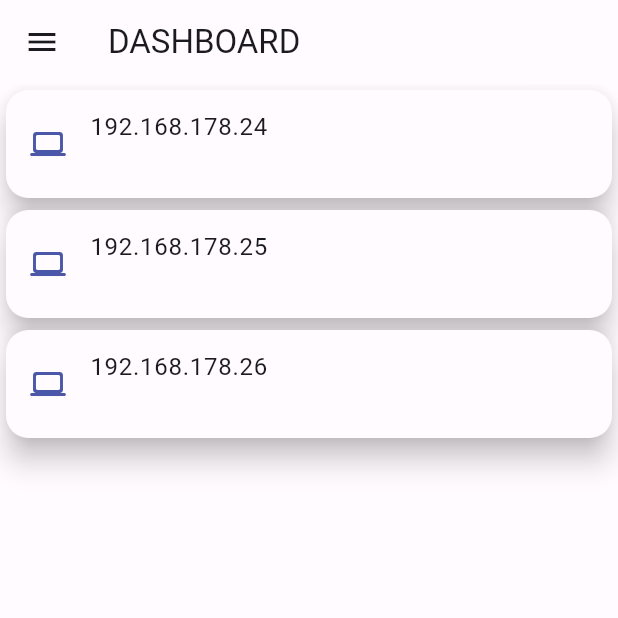
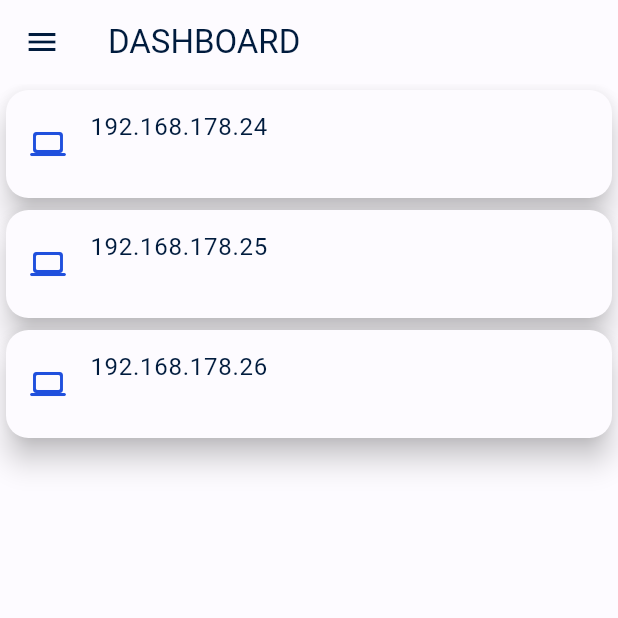
Before and after one commit to chefdog/cfg-admin, a Flutter app: the screen it shows after launch, on a phone screen of 412 x 824 dp, the top half of it. Run offline on Flutter 3.47's test engine with Material 2 defaults, Android fonts, the light colour scheme and no system bars; our stand-ins replace get_it, sqflite, sqflite_common_ffi, stacked; accounts and stored records are empty.

Commit message:
new design

```diff
--- a/flutter_pi_app/lib/themes/dark_color_scheme.dart
+++ b/flutter_pi_app/lib/themes/dark_color_scheme.dart
@@ -2,34 +2,34 @@ import 'package:flutter/material.dart';
 
 const darkColorScheme = ColorScheme(
   brightness: Brightness.dark,
-  primary: Color(0xFFBBC3FF),
-  onPrimary: Color(0xFF192778),
-  primaryContainer: Color(0xFF323F90),
-  onPrimaryContainer: Color(0xFFDFE0FF),
-  secondary: Color(0xFFC4C5DD),
-  onSecondary: Color(0xFF2D2F42),
-  secondaryContainer: Color(0xFF434559),
-  onSecondaryContainer: Color(0xFFE0E1F9),
-  tertiary: Color(0xFFFFAED8),
-  onTertiary: Color(0xFF5B1142),
-  tertiaryContainer: Color(0xFF772959),
-  onTertiaryContainer: Color(0xFFFFD8E9),
+  primary: Color(0xFFB7C4FF),
+  onPrimary: Color(0xFF002682),
+  primaryContainer: Color(0xFF0038B6),
+  onPrimaryContainer: Color(0xFFDDE1FF),
+  secondary: Color(0xFFA2C9FF),
+  onSecondary: Color(0xFF00315C),
+  secondaryContainer: Color(0xFF004882),
+  onSecondaryContainer: Color(0xFFD3E4FF),
+  tertiary: Color(0xFFA2C9FF),
+  onTertiary: Color(0xFF00315C),
+  tertiaryContainer: Color(0xFF004882),
+  onTertiaryContainer: Color(0xFFD3E4FF),
   error: Color(0xFFFFB4AB),
   errorContainer: Color(0xFF93000A),
   onError: Color(0xFF690005),
   onErrorContainer: Color(0xFFFFDAD6),
-  background: Color(0xFF1B1B1F),
-  onBackground: Color(0xFFE4E1E6),
-  surface: Color(0xFF1B1B1F),
-  onSurface: Color(0xFFE4E1E6),
-  surfaceVariant: Color(0xFF46464F),
-  onSurfaceVariant: Color(0xFFC7C5D0),
+  background: Color(0xFF001B3D),
+  onBackground: Color(0xFFD6E3FF),
+  surface: Color(0xFF001B3D),
+  onSurface: Color(0xFFD6E3FF),
+  surfaceVariant: Color(0xFF45464F),
+  onSurfaceVariant: Color(0xFFC6C5D0),
   outline: Color(0xFF90909A),
-  onInverseSurface: Color(0xFF1B1B1F),
-  inverseSurface: Color(0xFFE4E1E6),
-  inversePrimary: Color(0xFF4B57A9),
+  onInverseSurface: Color(0xFF001B3D),
+  inverseSurface: Color(0xFFD6E3FF),
+  inversePrimary: Color(0xFF2050DD),
   shadow: Color(0xFF000000),
-  surfaceTint: Color(0xFFBBC3FF),
-  //outlineVariant: Color(0xFF46464F),
+  surfaceTint: Color(0xFFB7C4FF),
+  //outlineVariant: Color(0xFF45464F),
   //scrim: Color(0xFF000000),
 );
--- a/flutter_pi_app/lib/themes/light_color_scheme.dart
+++ b/flutter_pi_app/lib/themes/light_color_scheme.dart
@@ -2,34 +2,34 @@ import 'package:flutter/material.dart';
 
 const lightColorScheme = ColorScheme(
   brightness: Brightness.light,
-  primary: Color(0xFF4B57A9),
+  primary: Color(0xFF2050DD),
   onPrimary: Color(0xFFFFFFFF),
-  primaryContainer: Color(0xFFDFE0FF),
-  onPrimaryContainer: Color(0xFF000E5F),
-  secondary: Color(0xFF5B5D72),
+  primaryContainer: Color(0xFFDDE1FF),
+  onPrimaryContainer: Color(0xFF001452),
+  secondary: Color(0xFF1560A5),
   onSecondary: Color(0xFFFFFFFF),
-  secondaryContainer: Color(0xFFE0E1F9),
-  onSecondaryContainer: Color(0xFF181A2C),
-  tertiary: Color(0xFF934172),
+  secondaryContainer: Color(0xFFD3E4FF),
+  onSecondaryContainer: Color(0xFF001C38),
+  tertiary: Color(0xFF1560A5),
   onTertiary: Color(0xFFFFFFFF),
-  tertiaryContainer: Color(0xFFFFD8E9),
-  onTertiaryContainer: Color(0xFF3C0029),
+  tertiaryContainer: Color(0xFFD3E4FF),
+  onTertiaryContainer: Color(0xFF001C38),
   error: Color(0xFFBA1A1A),
   errorContainer: Color(0xFFFFDAD6),
   onError: Color(0xFFFFFFFF),
   onErrorContainer: Color(0xFF410002),
-  background: Color(0xFFFFFBFF),
-  onBackground: Color(0xFF1B1B1F),
-  surface: Color(0xFFFFFBFF),
-  onSurface: Color(0xFF1B1B1F),
-  surfaceVariant: Color(0xFFE3E1EC),
-  onSurfaceVariant: Color(0xFF46464F),
+  background: Color(0xFFFDFBFF),
+  onBackground: Color(0xFF001B3D),
+  surface: Color(0xFFFDFBFF),
+  onSurface: Color(0xFF001B3D),
+  surfaceVariant: Color(0xFFE2E1EC),
+  onSurfaceVariant: Color(0xFF45464F),
   outline: Color(0xFF767680),
-  onInverseSurface: Color(0xFFF3F0F4),
-  inverseSurface: Color(0xFF303034),
-  inversePrimary: Color(0xFFBBC3FF),
+  onInverseSurface: Color(0xFFECF0FF),
+  inverseSurface: Color(0xFF003062),
+  inversePrimary: Color(0xFFB7C4FF),
   shadow: Color(0xFF000000),
-  surfaceTint: Color(0xFF4B57A9),
-  // outlineVariant: Color(0xFFC7C5D0),
+  surfaceTint: Color(0xFF2050DD),
+  // outlineVariant: Color(0xFFC6C5D0),
   // scrim: Color(0xFF000000),
 );
```
Also changed, not shown: 2 other files.
